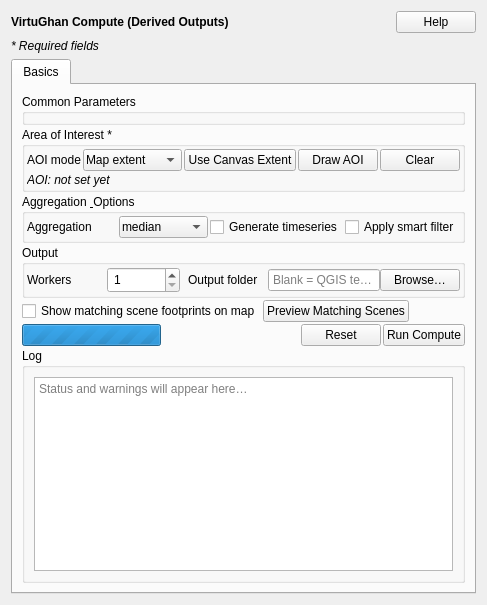
Old version of the form virtughan_qgis/engine/engine_form.ui in the repository virtughan/qgis-plugin.
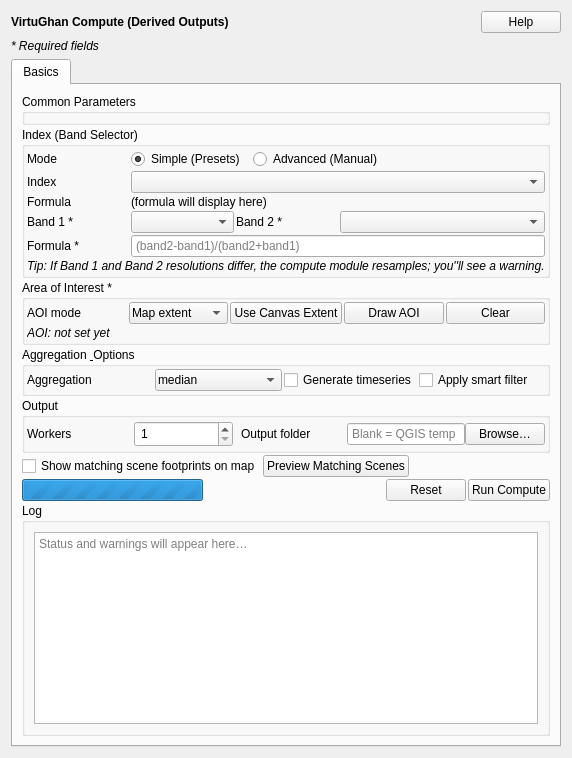
New version of the form.

Commit message: ui adjustments; presets and manual indices like ndvi and formula in compute and tiles

The edit to the form file:
```diff
--- a/virtughan_qgis/engine/engine_form.ui
+++ b/virtughan_qgis/engine/engine_form.ui
@@ -56,22 +56,151 @@
       <layout class="QVBoxLayout" name="basicsLayout" stretch="0,0,0,0,1">
        <property name="spacing"><number>2</number></property>
 
-       <!-- Common Parameters (host only; real fields come from CommonParamsWidget) -->
-       <item>
-        <widget class="QGroupBox" name="groupCommon">
-         <property name="title"><string>Common Parameters</string></property>
-         <layout class="QVBoxLayout" name="layoutCommon">
-          <property name="spacing"><number>2</number></property>
-          <property name="leftMargin"><number>2</number></property>
-          <property name="topMargin"><number>2</number></property>
-          <property name="rightMargin"><number>2</number></property>
-          <property name="bottomMargin"><number>2</number></property>
-          <item>
-           <widget class="QWidget" name="commonParamsContainer"/>
-          </item>
-         </layout>
-        </widget>
-       </item>
+      <!-- Common Parameters (host only; real fields come from CommonParamsWidget) -->
+      <item>
+       <widget class="QGroupBox" name="groupCommon">
+        <property name="title"><string>Common Parameters</string></property>
+        <layout class="QVBoxLayout" name="layoutCommon">
+         <property name="spacing"><number>2</number></property>
+         <property name="leftMargin"><number>2</number></property>
+         <property name="topMargin"><number>2</number></property>
+         <property name="rightMargin"><number>2</number></property>
+         <property name="bottomMargin"><number>2</number></property>
+         <item>
+          <widget class="QWidget" name="commonParamsContainer"/>
+         </item>
+        </layout>
+       </widget>
+      </item>
+
+      <!-- Index Selection (Simple/Advanced mode) -->
+      <item>
+       <widget class="QGroupBox" name="groupIndex">
+        <property name="title"><string>Index (Band Selector)</string></property>
+        <layout class="QGridLayout" name="gridIndex">
+         <property name="horizontalSpacing"><number>2</number></property>
+         <property name="verticalSpacing"><number>2</number></property>
+         <property name="leftMargin"><number>2</number></property>
+         <property name="topMargin"><number>2</number></property>
+         <property name="rightMargin"><number>2</number></property>
+         <property name="bottomMargin"><number>2</number></property>
+
+         <item row="0" column="0">
+          <widget class="QLabel" name="labelMode">
+           <property name="text"><string>Mode</string></property>
+          </widget>
+         </item>
+         <item row="0" column="1" colspan="4">
+          <layout class="QHBoxLayout" name="modeLayout">
+           <property name="spacing"><number>8</number></property>
+           <item>
+            <widget class="QRadioButton" name="simpleModeRadio">
+             <property name="text"><string>Simple (Presets)</string></property>
+             <property name="checked"><bool>true</bool></property>
+            </widget>
+           </item>
+           <item>
+            <widget class="QRadioButton" name="advancedModeRadio">
+             <property name="text"><string>Advanced (Manual)</string></property>
+            </widget>
+           </item>
+           <item>
+            <spacer name="modeSpacer">
+             <property name="orientation"><enum>Qt::Horizontal</enum></property>
+             <property name="sizeHint" stdset="0">
+              <size><width>40</width><height>20</height></size>
+             </property>
+            </spacer>
+           </item>
+          </layout>
+         </item>
+
+         <item row="1" column="0">
+          <widget class="QLabel" name="labelIndex">
+           <property name="text"><string>Index</string></property>
+           <property name="margin"><number>6</number></property>
+          </widget>
+         </item>
+         <item row="1" column="1" colspan="4">
+          <widget class="QComboBox" name="indexCombo">
+           <property name="toolTip"><string>Select a preset spectral index</string></property>
+          </widget>
+         </item>
+
+         <item row="2" column="0">
+          <widget class="QLabel" name="labelFormulaRef">
+           <property name="text"><string>Formula</string></property>
+           <property name="margin"><number>6</number></property>
+          </widget>
+         </item>
+         <item row="2" column="1" colspan="4">
+          <widget class="QLabel" name="formulaReferenceLabel">
+           <property name="text"><string>(formula will display here)</string></property>
+           <property name="wordWrap"><bool>true</bool></property>
+           <property name="toolTip"><string>Read-only formula reference for selected preset</string></property>
+          </widget>
+         </item>
+
+         <item row="3" column="0">
+          <widget class="QLabel" name="labelAdvancedBand1">
+           <property name="text"><string>Band 1 *</string></property>
+           <property name="visible"><bool>false</bool></property>
+          </widget>
+         </item>
+         <item row="3" column="1">
+          <widget class="QComboBox" name="advancedBand1Combo">
+           <property name="visible"><bool>false</bool></property>
+          </widget>
+         </item>
+         <item row="3" column="2">
+          <widget class="QLabel" name="labelAdvancedBand2">
+           <property name="text"><string>Band 2 *</string></property>
+           <property name="visible"><bool>false</bool></property>
+          </widget>
+         </item>
+         <item row="3" column="3" colspan="2">
+          <widget class="QComboBox" name="advancedBand2Combo">
+           <property name="visible"><bool>false</bool></property>
+          </widget>
+         </item>
+
+         <item row="4" column="0">
+          <widget class="QLabel" name="labelAdvancedFormula">
+           <property name="text"><string>Formula *</string></property>
+           <property name="visible"><bool>false</bool></property>
+          </widget>
+         </item>
+         <item row="4" column="1" colspan="4">
+          <widget class="QLineEdit" name="advancedFormulaEdit">
+           <property name="placeholderText"><string>(band2-band1)/(band2+band1)</string></property>
+           <property name="visible"><bool>false</bool></property>
+          </widget>
+         </item>
+
+         <item row="5" column="0" colspan="5">
+          <widget class="QLabel" name="indexTipLabel">
+           <property name="text"><string>&lt;i&gt;Tip: If Band 1 and Band 2 resolutions differ, the compute module resamples; you''ll see a warning.&lt;/i&gt;</string></property>
+             <property name="visible"><bool>true</bool></property>
+          </widget>
+         </item>
+
+         <item row="6" column="0" colspan="5">
+          <spacer name="indexStretch">
+           <property name="orientation"><enum>Qt::Vertical</enum></property>
+           <property name="sizeHint" stdset="0">
+            <size><width>0</width><height>0</height></size>
+           </property>
+           <property name="sizePolicy">
+            <sizepolicy hsizetype="Minimum" vsizetype="Expanding">
+             <horstretch>0</horstretch>
+             <verstretch>0</verstretch>
+            </sizepolicy>
+           </property>
+          </spacer>
+         </item>
+        </layout>
+       </widget>
+      </item>
 
        <!-- AOI -->
        <item>
```
The commit also changes 6 other files.
